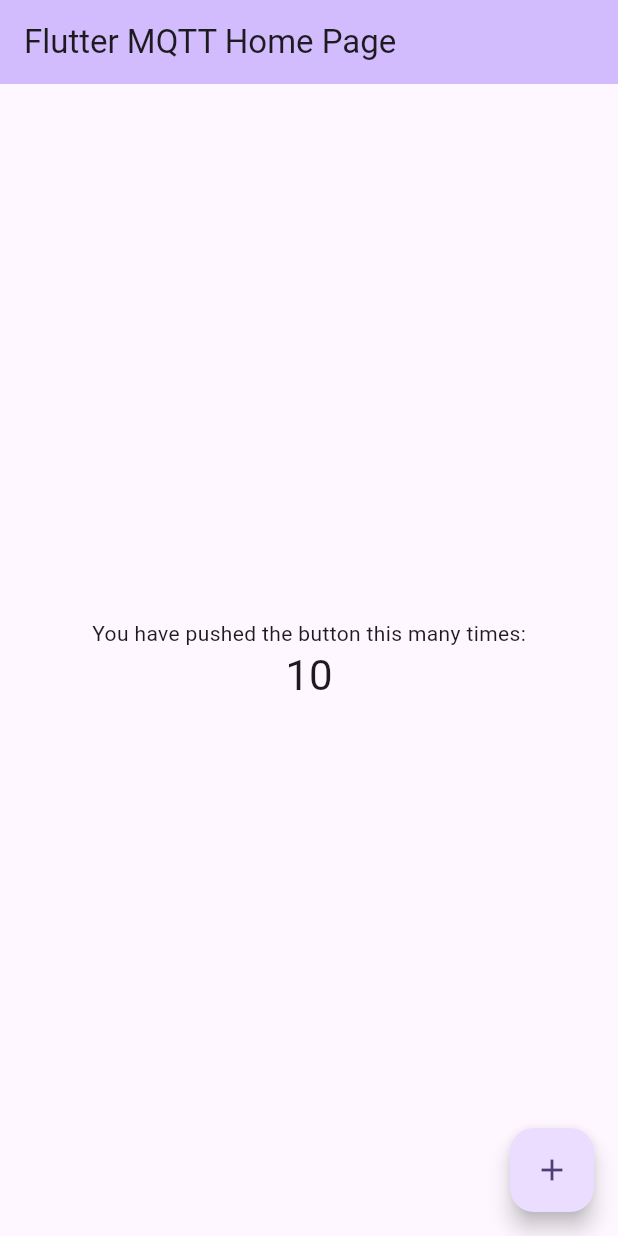
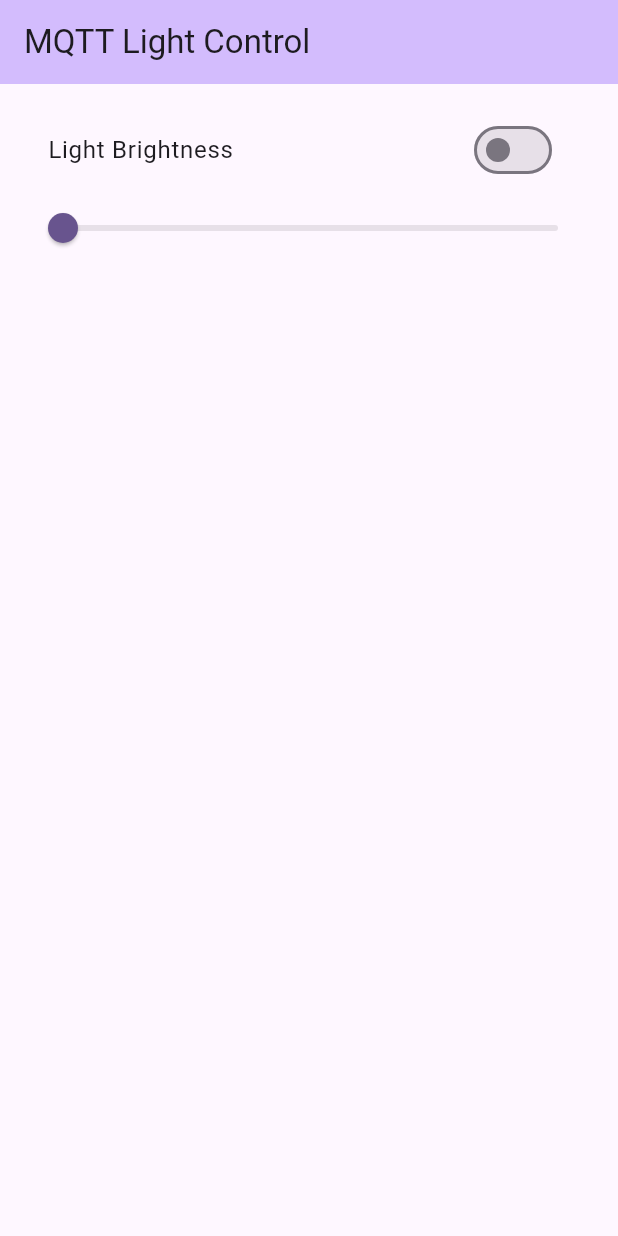
Before and after one commit to HyHyZhaLee/Thesis_SmartPole, a Flutter app: the screen it shows after launch, on a phone screen of 412 x 824 dp. Run offline on Flutter 3.47's test engine with Material 3 defaults, Android fonts, the light colour scheme and no system bars; missing offline and left inert: mqtt_client; statements that could not run were skipped.

Commit message:
Commit app

```diff
--- a/FlutterApp/lib/main.dart
+++ b/FlutterApp/lib/main.dart
@@ -2,10 +2,12 @@
 import 'package:mqtt_client/mqtt_client.dart';
 import 'mqtt_helper.dart';
 
-String mqtt_server = "io.adafruit.com";
-String mqtt_cliend_id = "Flutter_app";
-String mqtt_user_name = "AI_ProjectHGL" ;
-String mqtt_password = "aio_" + "rdVf662waw2mFNqq427hAJLxsDRn";
+// Your MQTT details
+String mqttServer = "io.adafruit.com";
+String mqttClientId = "Flutter_app";
+String mqttUserName = "AI_ProjectHGL";
+String mqttPassword = "aio_" + "rdVf662waw2mFNqq427hAJLxsDRn";
+String mqttTopic = "AI_ProjectHGL/feeds/pole";
 
 void main() {
   runApp(const MyApp());
@@ -22,7 +24,7 @@
         colorScheme: ColorScheme.fromSeed(seedColor: Colors.deepPurple),
         useMaterial3: true,
       ),
-      home: const MyHomePage(title: 'Flutter MQTT Home Page'),
+      home: const MyHomePage(title: 'MQTT Light Control'),
     );
   }
 }
@@ -37,41 +39,51 @@
 }
 
 class _MyHomePageState extends State<MyHomePage> {
-  int _counter = 10;
   late MQTTHelper _mqttHelper;
+  double _brightness = 0;
+  bool _isLightOn = false;
 
   @override
   void initState() {
     super.initState();
-    _mqttHelper = MQTTHelper(mqtt_server, mqtt_cliend_id, mqtt_user_name, mqtt_password);
+    _mqttHelper = MQTTHelper(mqttServer, mqttClientId, mqttUserName, mqttPassword);
     _initializeMQTT();
   }
 
   void _initializeMQTT() async {
     await _mqttHelper.initializeMQTTClient();
-    _mqttHelper.subscribe('AI_ProjectHGL/feeds/pole');
+    _mqttHelper.subscribe(mqttTopic);
     _mqttHelper.updates.listen((List<MqttReceivedMessage<MqttMessage>> c) {
       final MqttPublishMessage message = c[0].payload as MqttPublishMessage;
       final payload = MqttPublishPayload.bytesToStringAsString(message.payload.message);
-
+      final brightnessValue = double.tryParse(payload) ?? _brightness;
       setState(() {
-        _counter = int.tryParse(payload) ?? _counter; // Update counter based on received payload
+        _brightness = brightnessValue;
+        _isLightOn = _brightness > 0;
       });
     });
   }
 
+  void _updateBrightness(double brightness) {
+    setState(() {
+      _brightness = brightness;
+      _isLightOn = brightness > 0;
+    });
+    _mqttHelper.publish(mqttTopic, _brightness.round().toString());
+  }
+
+  void _toggleLight(bool isOn) {
+    setState(() {
+      _isLightOn = isOn;
+      _brightness = isOn ? 100 : 0;
+    });
+    _mqttHelper.publish(mqttTopic, _brightness.round().toString());
+  }
 
   @override
   void dispose() {
     _mqttHelper.disconnect();
     super.dispose();
-  }
-
-  void _incrementCounter() {
-    setState(() {
-      _counter++;
-    });
-    _mqttHelper.publish('AI_ProjectHGL/feeds/pole', _counter.toString()); // Gửi giá trị hiện tại của counter
   }
 
   @override
@@ -81,25 +93,31 @@
         backgroundColor: Theme.of(context).colorScheme.inversePrimary,
         title: Text(widget.title),
       ),
-      body: Center(
+      body: Padding(
+        padding: const EdgeInsets.all(16.0),
         child: Column(
-          mainAxisAlignment: MainAxisAlignment.center,
+          mainAxisAlignment: MainAxisAlignment.start,
           children: <Widget>[
-            const Text(
-              'You have pushed the button this many times:',
+            ListTile(
+              title: Text('Light Brightness'),
+              trailing: Switch(
+                value: _isLightOn,
+                onChanged: _toggleLight,
+              ),
             ),
-            Text(
-              '$_counter',
-              style: Theme.of(context).textTheme.headlineMedium,
+            Slider(
+              value: _brightness,
+              onChanged: _updateBrightness,
+              min: 0,
+              max: 100,
+              divisions: 100,
+              label: '${_brightness.round()}',
             ),
+            // Add more device controls here
           ],
         ),
       ),
-      floatingActionButton: FloatingActionButton(
-        onPressed: _incrementCounter,
-        tooltip: 'Increment',
-        child: const Icon(Icons.add),
-      ),
+      // Add more functionality or navigation if needed
     );
   }
 }
```
